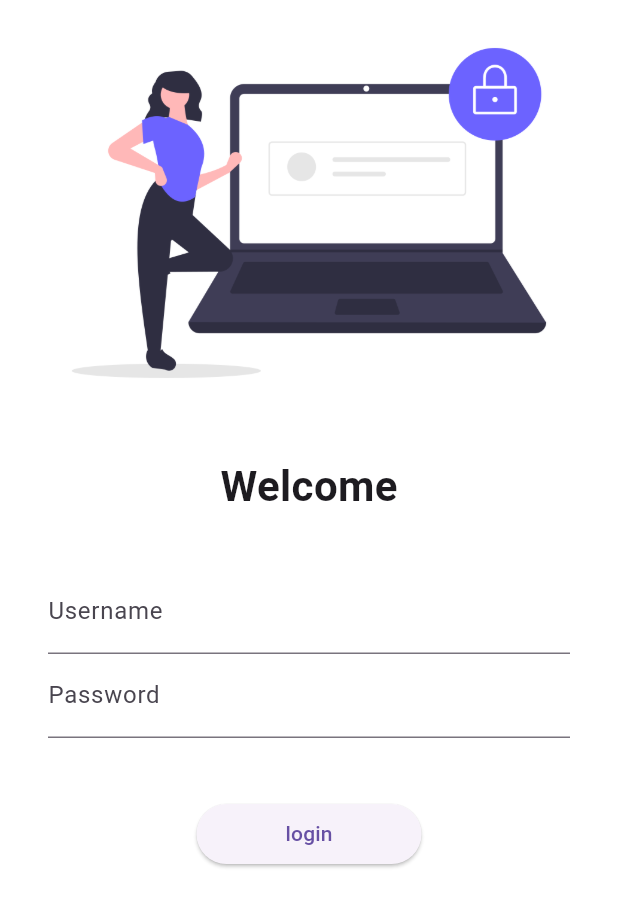
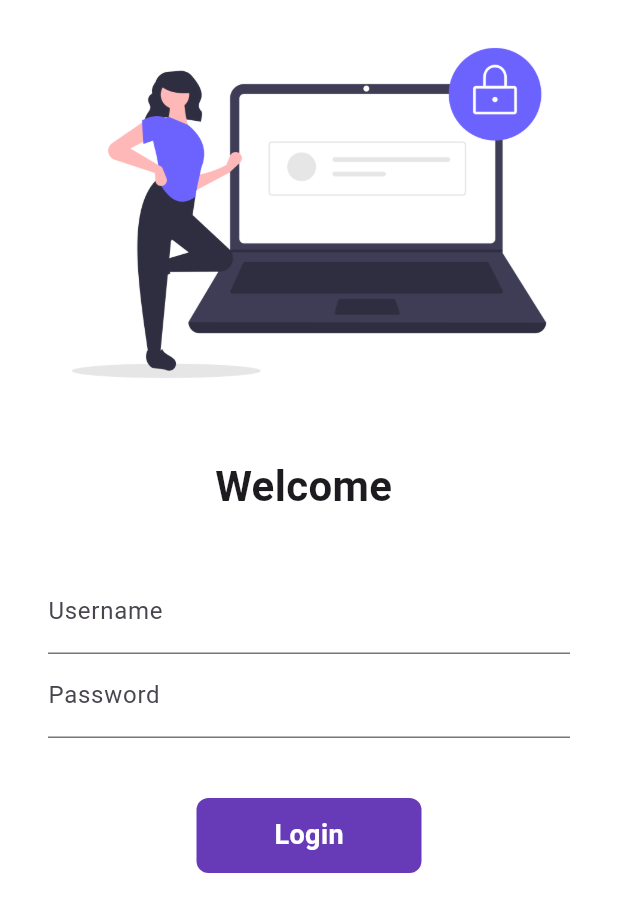
Before and after one commit to ManthanAndroidDev/BasicFlutter, a Flutter app: the screen it shows after launch, on a phone screen of 412 x 824 dp. Shown: the top 912 px of the screen. Run offline on Flutter 3.47's test engine with Material 3 defaults, Android fonts, the phone set to English and light mode, and no system bars.

Commit message:
day 6 completed

```diff
--- a/lib/pages/login_page.dart
+++ b/lib/pages/login_page.dart
@@ -1,9 +1,17 @@
-// ignore_for_file: use_key_in_widget_constructors, prefer_const_constructors, avoid_print
+// ignore_for_file: use_key_in_widget_constructors, prefer_const_constructors, avoid_print, sort_child_properties_last, use_build_context_synchronously
 
 import 'package:flutter/material.dart';
 import 'package:flutter_catalog/utils/routes.dart';
 
-class LoginPage extends StatelessWidget {
+class LoginPage extends StatefulWidget {
+  @override
+  State<LoginPage> createState() => _LoginPageState();
+}
+
+class _LoginPageState extends State<LoginPage> {
+  String name = "";
+  bool changeButton = false;
+
   @override
   Widget build(BuildContext context) {
     return Material(
@@ -17,7 +25,7 @@ class LoginPage extends StatelessWidget {
               ),
               SizedBox(height: 20),
               Text(
-                "Welcome",
+                "Welcome $name",
                 style: TextStyle(fontSize: 28, fontWeight: FontWeight.bold),
               ),
               SizedBox(height: 20),
@@ -29,6 +37,10 @@ class LoginPage extends StatelessWidget {
                     TextFormField(
                       decoration: InputDecoration(
                           hintText: "Enter Username", labelText: "Username"),
+                      onChanged: (value) {
+                        name = value;
+                        setState(() {});
+                      },
                     ),
                     TextFormField(
                       obscureText: true,
@@ -36,14 +48,48 @@ class LoginPage extends StatelessWidget {
                           hintText: "Enter Password", labelText: "Password"),
                     ),
                     SizedBox(height: 40),
-                    ElevatedButton(
-                      style:
-                          ElevatedButton.styleFrom(minimumSize: Size(150, 40)),
-                      onPressed: () {
+                    InkWell(
+                      onTap: () async {
+                        setState(() {
+                          changeButton = true;
+                        });
+                        await Future.delayed(Duration(seconds: 1));
                         Navigator.pushNamed(context, MyRoutes.homeRoute);
                       },
-                      child: Text("login"),
+                      child: AnimatedContainer(
+                        duration: Duration(seconds: 1),
+                        height: 50,
+                        width: changeButton ? 50 : 150,
+                        alignment: Alignment.center,
+                        child: changeButton
+                            ? Icon(
+                                Icons.done,
+                                color: Colors.white,
+                              )
+                            : Text(
+                                "Login",
+                                style: TextStyle(
+                                    fontSize: 18,
+                                    color: Colors.white,
+                                    fontWeight: FontWeight.bold),
+                              ),
+                        decoration: BoxDecoration(
+                            color: Colors.deepPurple,
+                            // shape: changeButton
+                            //     ? BoxShape.circle
+                            //     : BoxShape.rectangle,
+                            borderRadius:
+                                BorderRadius.circular(changeButton ? 50 : 8)),
+                      ),
                     )
+                    // ElevatedButton(
+                    //   style:
+                    //       ElevatedButton.styleFrom(minimumSize: Size(150, 40)),
+                    //   onPressed: () {
+                    //     Navigator.pushNamed(context, MyRoutes.homeRoute);
+                    //   },
+                    //   child: Text("login"),
+                    // )
                   ],
                 ),
               )
```
